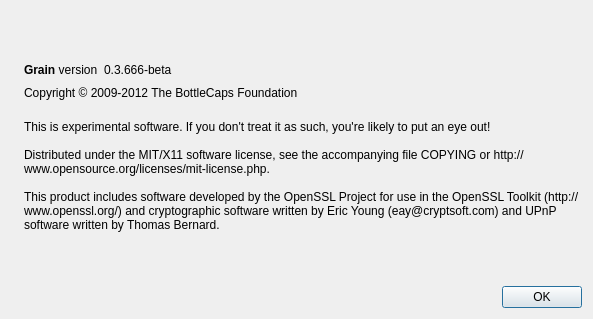
Before: the Qt Designer form src/qt/forms/aboutdialog.ui in magi-retro/peercoin, drawn with Qt 5.
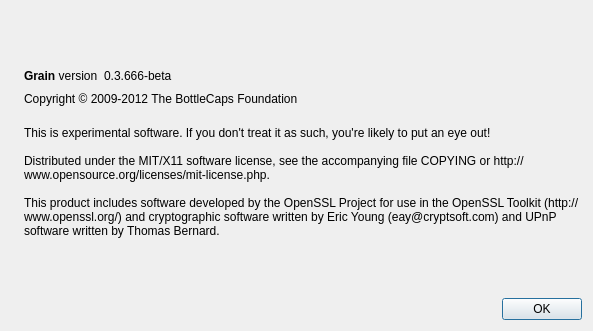
After: the same form once the commit is applied. Icons and pictures are not drawn.

Commit message: FORK-GRAIN: [REMOVE] Minor height change on About dialog

```diff
--- a/src/qt/forms/aboutdialog.ui
+++ b/src/qt/forms/aboutdialog.ui
@@ -7,7 +7,7 @@
     <x>0</x>
     <y>0</y>
     <width>593</width>
-    <height>319</height>
+    <height>331</height>
    </rect>
   </property>
   <property name="windowTitle">
```
